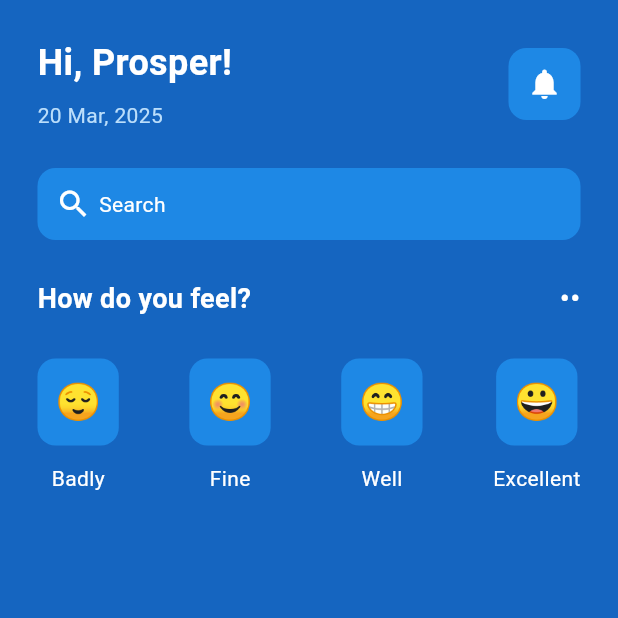
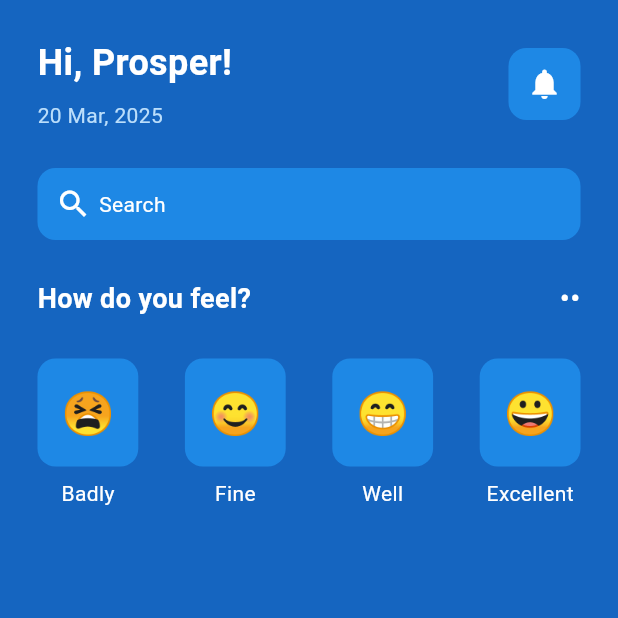
Before and after one commit to prospermbuma/mental_health_app, a Flutter app: the screen it shows after launch, on a phone screen of 412 x 824 dp, the top half of it. Run offline on Flutter 3.47's test engine with Material 3 defaults, Android fonts, the phone set to English and light mode, and no system bars.

Commit message:
UI Updates

```diff
--- a/lib/Pages/home_page.dart
+++ b/lib/Pages/home_page.dart
@@ -108,7 +108,7 @@ class _HomePageState extends State<HomePage> {
                 Row(
                   mainAxisAlignment: MainAxisAlignment.spaceBetween,
                   children: [
-                    _buildEmotionTile("😌", "Badly"),
+                    _buildEmotionTile("😫", "Badly"),
                     _buildEmotionTile("😊", "Fine"),
                     _buildEmotionTile("😁", "Well"),
                     _buildEmotionTile("😀", "Excellent"),
@@ -131,11 +131,11 @@ class _HomePageState extends State<HomePage> {
             borderRadius: BorderRadius.circular(12),
           ),
           child: Padding(
-            padding: EdgeInsets.all(12),
-            child: Text(emoji, style: TextStyle(fontSize: 24)),
+            padding: EdgeInsets.all(16),
+            child: Text(emoji, style: TextStyle(fontSize: 28)),
           ),
         ),
-        SizedBox(height: 12),
+        SizedBox(height: 8),
         Text(label, style: TextStyle(color: Colors.white, fontSize: 14)),
       ],
     );
--- a/pubspec.yaml
+++ b/pubspec.yaml
@@ -54,6 +54,7 @@ flutter_icons:
   os: true
   image_path: "assets/images/app_logo.png"
   adaptive_icon_background: "#FFFFFF"
+  adaptive_icon_foreground: "assets/images/app_logo.png"
 
 # For information on the generic Dart part of this file, see the
 # following page: https://dart.dev/tools/pub/pubspec
```
Also changed, not shown: assets/app_logo.png (deleted), assets/images/app_logo.png, 12 other files.
